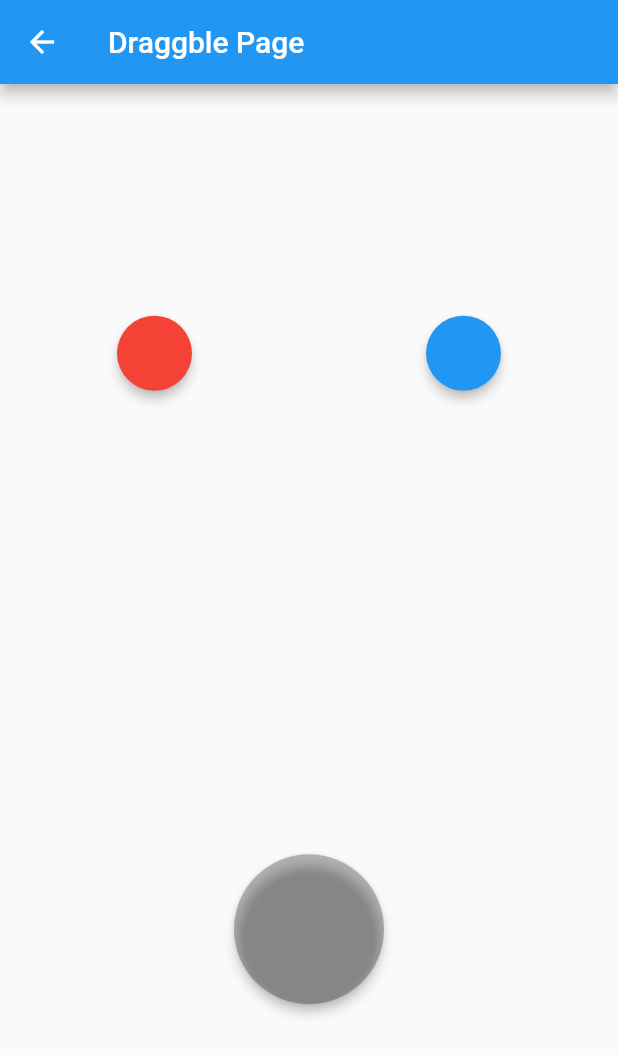
After one commit to chairoel/Flutter-Basic, a Flutter app: the DraggblePage screen opened directly, on a phone screen of 412 x 824 dp. The commit adds this screen. Shown: the top 1055 px of the screen. Run offline on Flutter 3.47's test engine with Material 2 defaults, Android fonts, the phone set to English and light mode, and no system bars; missing offline and left inert: dart:ffi.

Commit message:
[1] Create Draggable Page and fiture [2] Add Button goto Draggable Page

```diff
--- /dev/null
+++ b/demo_project/lib/draggable_page.dart
@@ -0,0 +1,72 @@
+import 'dart:ffi';
+
+import 'package:flutter/material.dart';
+
+class DraggblePage extends StatefulWidget {
+  const DraggblePage({super.key});
+
+  @override
+  State<DraggblePage> createState() => _DraggblePageState();
+}
+
+class _DraggblePageState extends State<DraggblePage> {
+  Color color1 = Colors.red;
+  Color color2 = Colors.blue;
+  Color colorTarget = Colors.grey;
+  bool isAccepted = false;
+
+  @override
+  Widget build(BuildContext context) {
+    return Scaffold(
+      appBar: AppBar(
+        title: Text("Draggble Page"),
+      ),
+      body: Column(
+        mainAxisAlignment: MainAxisAlignment.spaceAround,
+        children: [
+          Row(
+            mainAxisAlignment: MainAxisAlignment.spaceAround,
+            children: [
+              Draggable<Color>(
+                data: color1,
+                childWhenDragging: circularObject(50, colorTarget, false),
+                feedback: circularObject(50, color1, true),
+                child: circularObject(50, color1, false),
+              ),
+              Draggable<Color>(
+                data: color2,
+                childWhenDragging: circularObject(50, colorTarget, false),
+                feedback: circularObject(50, color2, true),
+                child: circularObject(50, color2, false),
+              ),
+            ],
+          ),
+          DragTarget<Color>(
+            onWillAccept: (data) => true,
+            onAccept: (data) {
+              isAccepted = true;
+              colorTarget = data;
+            },
+            builder: (context, candidateData, rejectedData) {
+              return (isAccepted)
+                  ? circularObject(100, colorTarget, false)
+                  : circularObject(100, Colors.black26, false);
+            },
+          )
+        ],
+      ),
+    );
+  }
+
+  SizedBox circularObject(double size, Color color, bool opacity) {
+    return SizedBox(
+      width: size,
+      height: size,
+      child: Material(
+        color: (opacity) ? color.withOpacity(0.7) : color,
+        shape: const StadiumBorder(),
+        elevation: 3,
+      ),
+    );
+  }
+}
--- a/demo_project/lib/main_page.dart
+++ b/demo_project/lib/main_page.dart
@@ -1,3 +1,4 @@
+import 'package:demo_project/draggable_page.dart';
 import 'package:demo_project/media_query_page.dart';
 import 'package:flutter/material.dart';
 
@@ -15,6 +16,7 @@ class MainPage extends StatelessWidget {
           mainAxisAlignment: MainAxisAlignment.center,
           children: [
             goToButton(context, "Learn Media Query", LearnMediaQuery()),
+            goToButton(context, "Learn Draggble", DraggblePage()),
           ],
         ),
       ),
```
